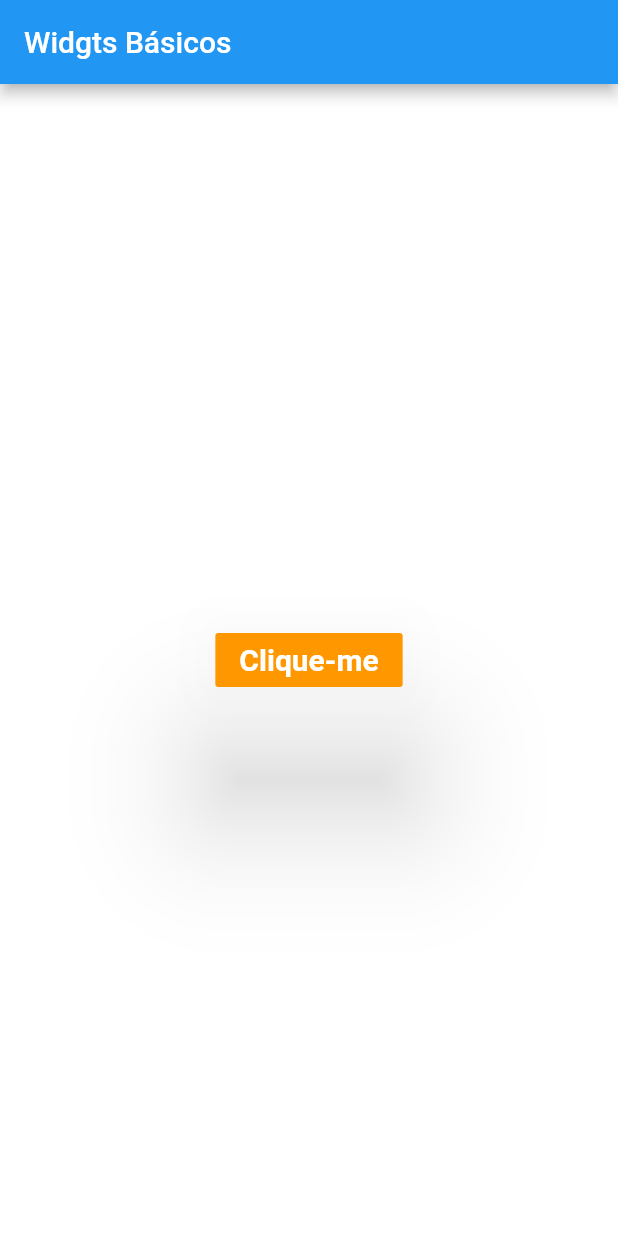
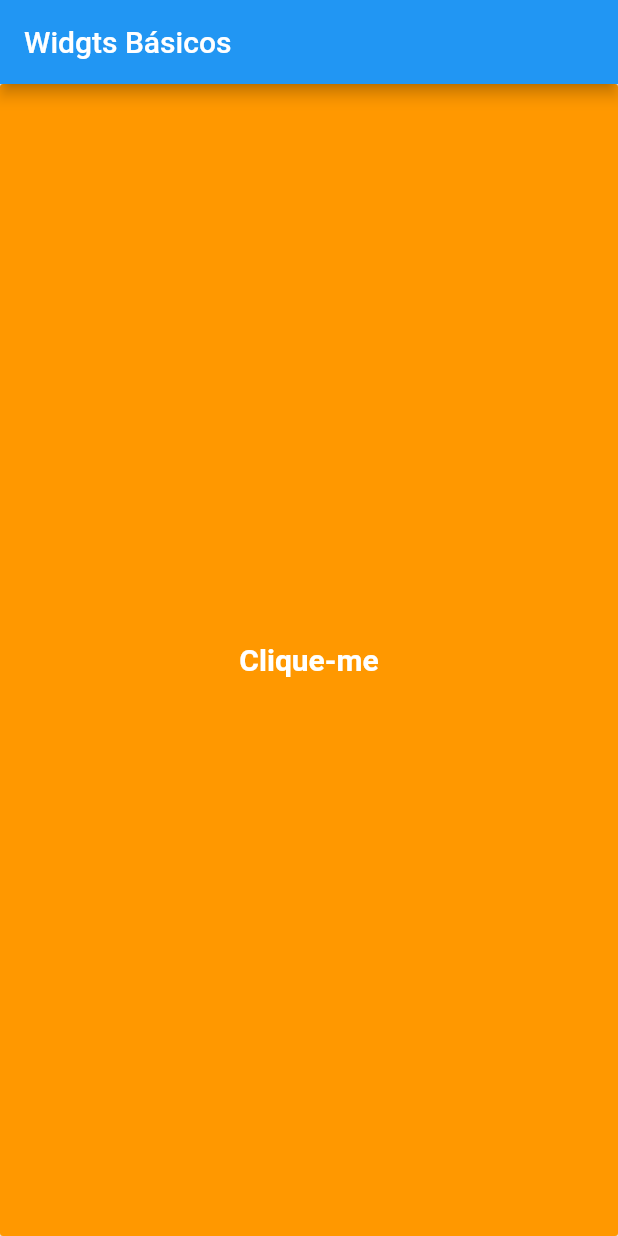
Before and after one commit to PaivaJudson/widget_scaffold, a Flutter app: the screen it shows after launch, on a phone screen of 412 x 824 dp. Run offline on Flutter 3.47's test engine with Material 2 defaults, Android fonts, the phone set to English and light mode, and no system bars.

```diff
--- a/lib/main.dart
+++ b/lib/main.dart
@@ -34,7 +34,7 @@ class WidgetsBasicos extends StatelessWidget {
 
   widgetButton() {
     // ignore: deprecated_member_use
-    return Center(
+    return SizedBox.expand(
       child: RaisedButton(
         color: Colors.orange,
         elevation: 40.0,
```
